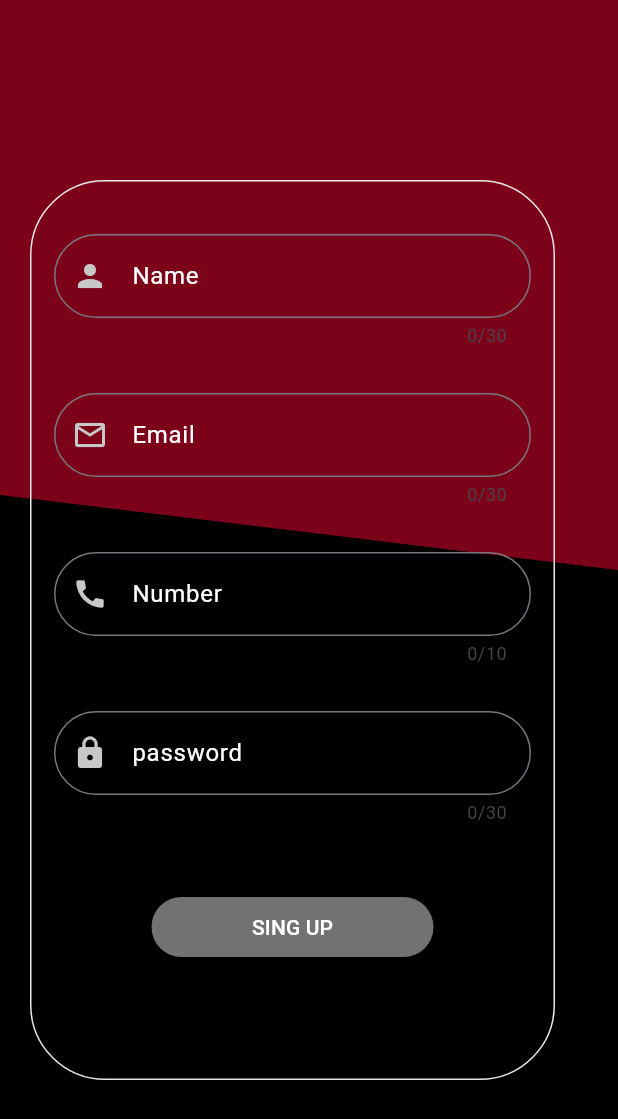
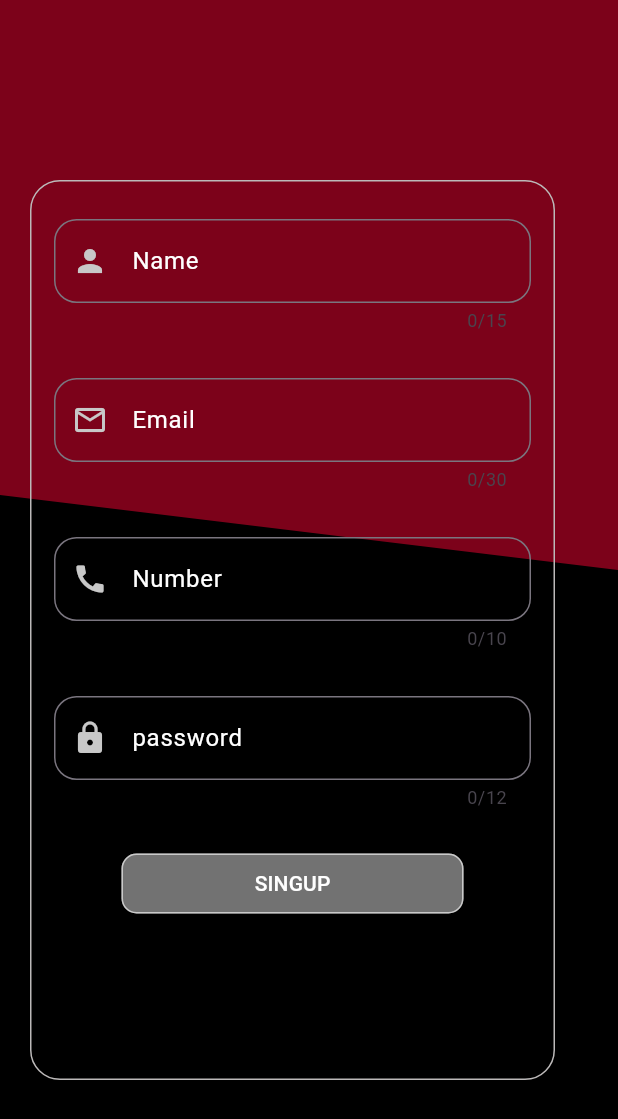
Before and after one commit to razakrazu/Spent-time, a Flutter app: the screen it shows after launch, after a tap on "Create New Account", on a phone screen of 412 x 824 dp. Shown: the top 1119 px of the screen. Run offline on Flutter 3.47's test engine with Material 3 defaults, Android fonts, the phone set to English and light mode, and no system bars; our stand-ins replace cloud_firestore, firebase_auth, firebase_core, flutter_custom_clippers, get; missing offline and left inert: dart:html; accounts and stored records are empty.

```diff
--- a/lib/main.dart
+++ b/lib/main.dart
@@ -30,7 +30,7 @@ class MyApp extends StatelessWidget {
         ),
         initialRoute: '/',
         getPages: [
-          GetPage(name: '/', page: () => Login_Screen()),
+          GetPage(name: '/', page: () => CircularProgressIndicator()),
         ]);
   }
 }
--- a/lib/screens/login and singup/login_screen.dart
+++ b/lib/screens/login and singup/login_screen.dart
@@ -37,8 +37,8 @@ class Login_Screen extends StatelessWidget {
                     alignment: Alignment.center,
                     decoration: BoxDecoration(
                       border: Border.all(
-                          color: const Color.fromARGB(255, 255, 255, 255)),
-                      borderRadius: BorderRadius.circular(50),
+                          color: Color.fromARGB(255, 183, 175, 175)),
+                      borderRadius: BorderRadius.circular(20),
                     ),
                     height: 500,
                     width: 300,
@@ -93,6 +93,11 @@ class Login_Screen extends StatelessWidget {
                             ),
                             style: ElevatedButton.styleFrom(
                               primary: Color.fromARGB(255, 83, 83, 83),
+                                 shape:RoundedRectangleBorder(
+                    borderRadius: BorderRadius.circular(10.0),
+                  ) ,
+                                side: BorderSide(width: 1,color:Color.fromARGB(255, 202, 202, 202),
+                           ),
                             ),
                           ),
                         ),
--- a/lib/screens/login and singup/singup/authentication_controller/authentication_cantroller.dart
+++ b/lib/screens/login and singup/singup/authentication_controller/authentication_cantroller.dart
@@ -3,6 +3,7 @@ import 'package:get/get.dart';
 import 'package:spent_time/bottom_navigation/botton_navigation.dart';
 import 'package:spent_time/screens/login%20and%20singup/login_screen.dart';
 import 'package:spent_time/screens/login%20and%20singup/singup/authentication_controller/exption_screen.dart';
+import 'package:spent_time/screens/login%20and%20singup/singup/singup_screen.dart';
 
 class AuthenticationRepositry extends GetxController {
   static AuthenticationRepositry get instance => Get.find();
@@ -11,6 +12,7 @@ class AuthenticationRepositry extends GetxController {
   late final Rx<User?> firebaseUser;
 
   void onReady() {
+    Future.delayed(Duration(seconds: 6));
     firebaseUser = Rx<User?>(auth.currentUser);
     firebaseUser.bindStream(auth.userChanges());
     ever(firebaseUser, setInitialScreen);
@@ -19,7 +21,7 @@ class AuthenticationRepositry extends GetxController {
   setInitialScreen(User? user) {
     user == null
         ? Get.offAll(() => Login_Screen())
-        : Get.offAll(() => Login_Screen());
+        : Get.offAll(() => BottomNavigationScreen());
   }
 
   Future<void> createUserWithEmailAndPassword(
--- a/lib/screens/login and singup/singup/controller/controller.dart
+++ b/lib/screens/login and singup/singup/controller/controller.dart
@@ -6,12 +6,12 @@ import 'package:spent_time/screens/login%20and%20singup/singup/authentication_co
 class ClientSignUpController extends GetxController {
   static ClientSignUpController get instance => Get.find();
 
-  TextEditingController nameController = TextEditingController();
-  TextEditingController emailController = TextEditingController();
-  TextEditingController numberController = TextEditingController();
-  TextEditingController passwordController = TextEditingController();
-  TextEditingController loginEmail =   TextEditingController();
-  TextEditingController loginpassword =  TextEditingController();
+  final nameController = TextEditingController();
+  final emailController = TextEditingController();
+  final numberController = TextEditingController();
+  final passwordController = TextEditingController();
+  final loginEmail =   TextEditingController();
+  final loginpassword =  TextEditingController();
 
   void registerUser(String emailController, String passwordController) {
     AuthenticationRepositry.instance
--- a/lib/screens/login and singup/singup/singup_screen.dart
+++ b/lib/screens/login and singup/singup/singup_screen.dart
@@ -2,6 +2,7 @@ import 'package:flutter/material.dart';
 import 'package:flutter_custom_clippers/flutter_custom_clippers.dart';
 import 'package:get/get.dart';
 import 'package:spent_time/bottom_navigation/botton_navigation.dart';
+import 'package:spent_time/core/color.dart';
 import 'package:spent_time/screens/login%20and%20singup/singup/controller/controller.dart';
 import 'package:spent_time/screens/login%20and%20singup/singup/widgets/textformfild.dart';
 
@@ -34,16 +35,16 @@ class Singup_Screen extends StatelessWidget {
                 height: 600,
                 width: 350,
                 decoration: BoxDecoration(
-                  border: Border.all(
-                      color: const Color.fromARGB(255, 233, 231, 231)),
-                  borderRadius: BorderRadius.circular(50),
+                  border: Border.all(width: 1,
+                      color: Color.fromARGB(255, 188, 185, 185)),
+                  borderRadius: BorderRadius.circular(20),
                 ),
                 child: Form(
                   key: formkey,
                   child: ListView(
                     children: [
                       const SizedBox(
-                        height: 20,
+                        height: 10,
                       ),
                       Padding(
                         padding: const EdgeInsets.all(15),
@@ -51,7 +52,7 @@ class Singup_Screen extends StatelessWidget {
                           labal: 'Name',
                           icons: Icons.person,
                           onChanged: clientController.nameController,
-                             maxLength: 30,
+                             maxLength: 15,
                            texttype: TextInputType.text,
                         ),
 
@@ -85,16 +86,16 @@ class Singup_Screen extends StatelessWidget {
                           icons: Icons.lock,
                           onChanged: clientController.passwordController,
                            texttype: TextInputType.text,
-                              maxLength: 30,
+                              maxLength: 12,
 
                         ),
                       ),
                       Padding(
                         padding:
-                            const EdgeInsets.only(left: 80, right: 80, top: 29),
+                            const EdgeInsets.only(left: 60, right: 60, top: 10),
                         child: ElevatedButton(
                           onPressed: () {
-                            Get.to(BottomNavigationScreen());
+                            // Get.to(BottomNavigationScreen());
                             if (formkey.currentState!.validate()) {
                               ClientSignUpController.instance.registerUser(
                                   clientController.emailController.text.trim(),
@@ -103,12 +104,17 @@ class Singup_Screen extends StatelessWidget {
                             }
                           },
                           child: const  Text(
-                            'SING UP',
+                            'SINGUP',
                             style:  TextStyle(
                                 color: Color.fromARGB(255, 255, 255, 255)),
                           ),
                           style: ElevatedButton.styleFrom(
                             primary: Color.fromARGB(255, 114, 114, 114),
+                            shape:RoundedRectangleBorder(
+                    borderRadius: BorderRadius.circular(10.0),
+                  ) ,
+                                side: BorderSide(width: 1,color:Color.fromARGB(255, 202, 202, 202),
+                           ),
                           ),
                         ),
                       ),
--- a/lib/screens/login and singup/singup/widgets/textformfild.dart
+++ b/lib/screens/login and singup/singup/widgets/textformfild.dart
@@ -33,7 +33,7 @@ class Mytextformfieds extends StatelessWidget {
       maxLength: maxLength,
       decoration: InputDecoration(
         border: OutlineInputBorder(
-          borderRadius: BorderRadius.circular(90),
+          borderRadius: BorderRadius.circular(15),
         ),
         hintText: labal,
         hintStyle: const TextStyle(
--- a/lib/screens/settings/settings_screen.dart
+++ b/lib/screens/settings/settings_screen.dart
@@ -4,6 +4,7 @@ import 'package:get/get.dart';
 import 'package:get/get_core/src/get_main.dart';
 import 'package:spent_time/core/color.dart';
 import 'package:spent_time/core/constants.dart';
+import 'package:spent_time/screens/login%20and%20singup/singup/authentication_controller/authentication_cantroller.dart';
 import 'package:spent_time/screens/settings/logout/logout_screen.dart';
 
 class SettingsScreen extends StatelessWidget {
@@ -62,7 +63,7 @@ class SettingsScreen extends StatelessWidget {
                 Hight10,
                 TextButton.icon(
                   onPressed: () {
-                    Get.to(LogoutScreen());
+                  AuthenticationRepositry.instance.login();
                   },
                   icon: const Icon(
                     Icons.info_outline,
```
